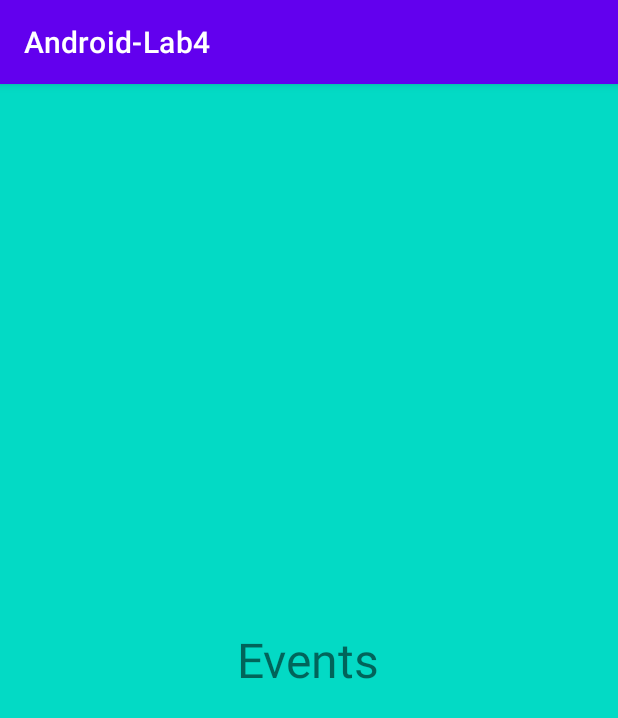
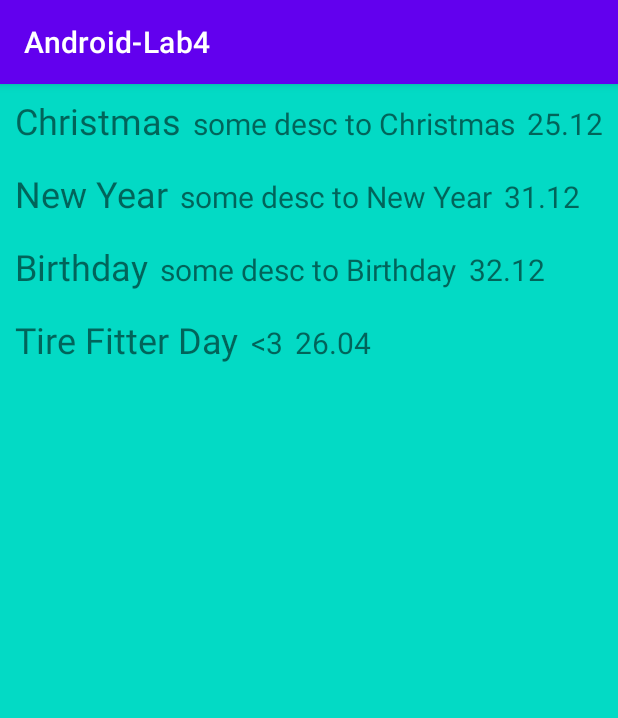
Before and after one commit to GoncharovYan/Android-Lab5, an Android app: the fragment EventsFragment shown on its own in the app's theme, on a phone screen of 412 x 824 dp. Shown: the top 718 px of the screen. Run offline under Robolectric (Android 15) with nearby library versions, the phone set to English and light mode, and no system bars.

Commit message:
Add Recycler in EvFragment

```diff
--- /dev/null
+++ b/app/src/main/java/com/example/android_lab5/etc/EventData.kt
@@ -0,0 +1,7 @@
+package com.example.android_lab5.etc
+
+data class EventData(
+    val title: String,
+    val desc: String,
+    val dateStart: String
+)
--- /dev/null
+++ b/app/src/main/java/com/example/android_lab5/etc/EventViewHolder.kt
@@ -0,0 +1,18 @@
+package com.example.android_lab5.etc
+
+import android.view.View
+import android.widget.TextView
+import androidx.recyclerview.widget.RecyclerView
+import com.example.android_lab4.R
+
+class EventViewHolder(itemView: View) : RecyclerView.ViewHolder(itemView) {
+    private val eventName: TextView = itemView.findViewById(R.id.eventName)
+    private val eventDescr: TextView = itemView.findViewById(R.id.eventDescription)
+    private val eventDate: TextView = itemView.findViewById(R.id.eventDate)
+
+    fun bind(event: EventData) {
+        eventName.text = event.title
+        eventDescr.text = event.desc
+        eventDate.text = event.dateStart
+    }
+}
--- /dev/null
+++ b/app/src/main/java/com/example/android_lab5/etc/EventsAdapter.kt
@@ -0,0 +1,28 @@
+package com.example.android_lab5.etc
+
+import android.view.LayoutInflater
+import android.view.View
+import android.view.ViewGroup
+import androidx.recyclerview.widget.RecyclerView
+import com.example.android_lab4.R
+
+class EventsAdapter : RecyclerView.Adapter<EventViewHolder>() {
+
+    private var eventsList = listOf<EventData>()
+
+    fun reload(events: List<EventData>) {
+        eventsList = events
+        notifyItemChanged(0, events.size)
+    }
+
+    override fun onCreateViewHolder(parent: ViewGroup, viewType: Int): EventViewHolder {
+        val inflater = LayoutInflater.from(parent.context)
+        return EventViewHolder(inflater.inflate(R.layout.event_unit, parent, false))
+    }
+
+    override fun onBindViewHolder(holder: EventViewHolder, position: Int) {
+        holder.bind(eventsList[position])
+    }
+
+    override fun getItemCount(): Int = eventsList.size
+}
--- a/app/src/main/java/com/example/android_lab5/fragments/EventsFragment.kt
+++ b/app/src/main/java/com/example/android_lab5/fragments/EventsFragment.kt
@@ -5,9 +5,15 @@ import android.view.LayoutInflater
 import android.view.View
 import android.view.ViewGroup
 import androidx.fragment.app.Fragment
+import androidx.recyclerview.widget.LinearLayoutManager
+import androidx.recyclerview.widget.RecyclerView
 import com.example.android_lab4.R
+import com.example.android_lab5.etc.EventData
+import com.example.android_lab5.etc.EventsAdapter
 
 class EventsFragment : Fragment() {
+
+    private val eventsAdapter = EventsAdapter()
 
     override fun onCreateView(
         inflater: LayoutInflater,
@@ -16,4 +22,20 @@ class EventsFragment : Fragment() {
     ): View? {
         return inflater.inflate(R.layout.fragment_events, container, false)
     }
+
+    override fun onViewCreated(view: View, savedInstanceState: Bundle?) {
+        super.onViewCreated(view, savedInstanceState)
+
+        val recyclerView = view.findViewById<RecyclerView>(R.id.RecyclerView).apply {
+            adapter = eventsAdapter
+            layoutManager = LinearLayoutManager(context)
+        }
+
+        val events = listOf<EventData>(EventData("Christmas", "some desc to Christmas", "25.12"),
+            EventData("New Year", "some desc to New Year", "31.12"),
+            EventData("Birthday", "some desc to Birthday", "32.12"),
+            EventData("Tire Fitter Day", "<3", "26.04"))
+
+        eventsAdapter.reload(events)
+    }
 }
--- /dev/null
+++ b/app/src/main/res/layout/event_unit.xml
@@ -0,0 +1,36 @@
+<?xml version="1.0" encoding="utf-8"?>
+<LinearLayout xmlns:android="http://schemas.android.com/apk/res/android"
+    android:layout_width="match_parent"
+    android:layout_height="wrap_content"
+    android:layout_margin="8dp"
+    android:orientation="horizontal">
+
+    <TextView
+        android:id="@+id/eventName"
+
+        android:layout_width="wrap_content"
+        android:layout_height="wrap_content"
+
+        android:paddingEnd="4dp"
+        android:textSize="24sp" />
+
+    <TextView
+        android:id="@+id/eventDescription"
+
+        android:layout_width="wrap_content"
+        android:layout_height="wrap_content"
+
+        android:paddingStart="4dp"
+        android:paddingEnd="4dp"
+        android:textSize="20sp" />
+
+    <TextView
+        android:id="@+id/eventDate"
+
+        android:layout_width="wrap_content"
+        android:layout_height="wrap_content"
+
+        android:paddingStart="4dp"
+        android:textSize="20sp" />
+
+</LinearLayout>
--- a/app/src/main/res/layout/fragment_events.xml
+++ b/app/src/main/res/layout/fragment_events.xml
@@ -1,18 +1,23 @@
 <?xml version="1.0" encoding="utf-8"?>
-<FrameLayout xmlns:android="http://schemas.android.com/apk/res/android"
+<androidx.constraintlayout.widget.ConstraintLayout xmlns:android="http://schemas.android.com/apk/res/android"
     xmlns:tools="http://schemas.android.com/tools"
     android:layout_width="match_parent"
     android:layout_height="match_parent"
+    xmlns:app="http://schemas.android.com/apk/res-auto"
 
     android:background="@color/teal_200">
 
-    <TextView
-        android:id="@+id/EventsText"
+    <androidx.recyclerview.widget.RecyclerView
+        android:id="@+id/RecyclerView"
 
-        android:layout_gravity="center"
         android:layout_width="wrap_content"
         android:layout_height="wrap_content"
 
-        android:text="@string/events"
-        android:textSize="32sp"/>
-</FrameLayout>
+        app:layout_constraintStart_toStartOf="parent"
+        app:layout_constraintEnd_toEndOf="parent"
+        app:layout_constraintTop_toTopOf="parent"
+
+        app:layoutManager="androidx.recyclerview.widget.LinearLayoutManager"/>
+
+
+</androidx.constraintlayout.widget.ConstraintLayout>
```
